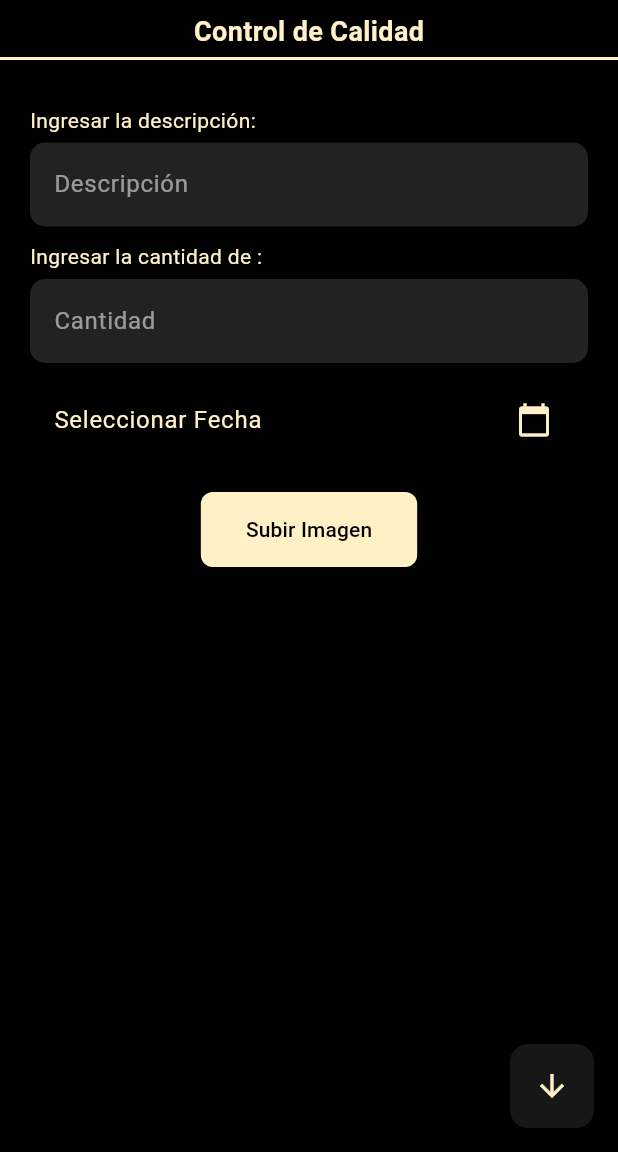
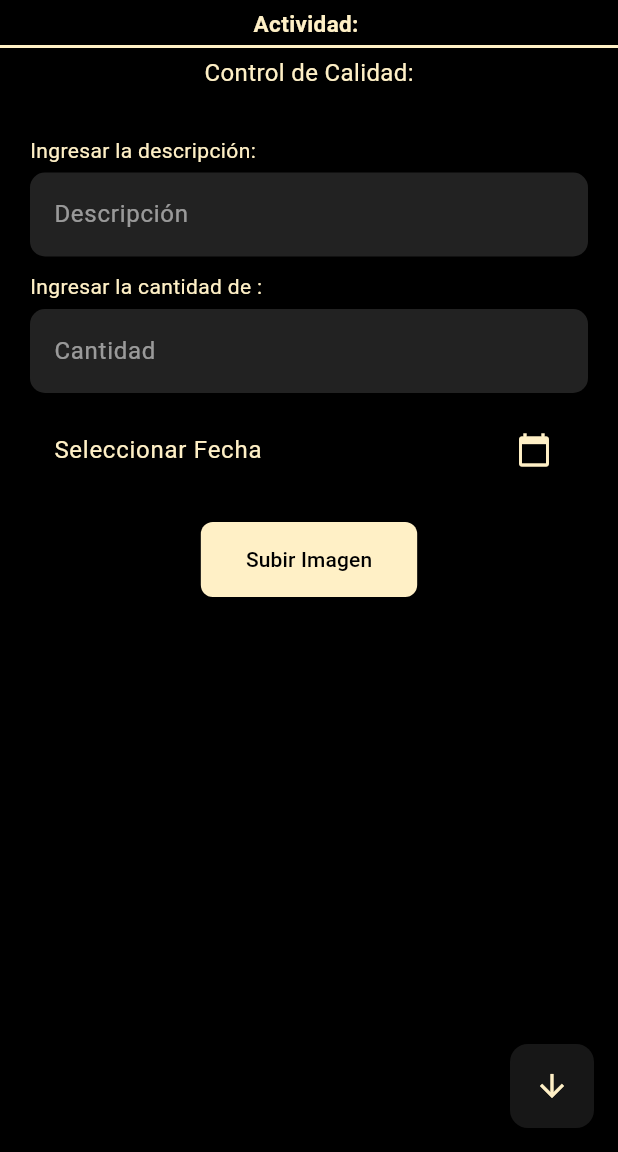
Before and after one commit to KevinMatta/app_sigesproc, a Flutter app: the ControlCalidadScreen screen opened directly with empty values, on a phone screen of 412 x 824 dp, the part 84-1236 px from its top. Run offline on Flutter 3.47's test engine with Material 3 defaults, Android fonts, the phone set to English and light mode, and no system bars; drawn by our look-alikes of flutter_speed_dial; our stand-ins replace carousel_slider, file_picker, flutter_keyboard_visibility, flutter_map, flutter_spinkit, flutter_typeahead and 3 more; accounts and stored records are empty.

Commit message:
fix(titulos en pantallas):modulo proyecto

```diff
--- a/sigesproc_app/lib/screens/proyectos/controlcalidad.dart
+++ b/sigesproc_app/lib/screens/proyectos/controlcalidad.dart
@@ -14,9 +14,11 @@ import 'package:flutter_speed_dial/flutter_speed_dial.dart';
 class ControlCalidadScreen extends StatefulWidget {
   final int acetId;
   final String? unidadMedida;
+  final String? actividadNombre;
 
 
-  const ControlCalidadScreen({Key? key, required this.acetId, this.unidadMedida}) : super(key: key);
+
+  const ControlCalidadScreen({Key? key, required this.acetId, this.unidadMedida, this.actividadNombre}) : super(key: key);
 
   @override
   _ControlCalidadScreenState createState() => _ControlCalidadScreenState();
@@ -30,6 +32,7 @@ class _ControlCalidadScreenState extends State<ControlCalidadScreen> {
   bool showFechaError = false;
   int? idScope = 0;
   String? unidadNombre;
+  String? actividad;
 
 
   List<PlatformFile> _uploadedImages = []; // Lista para almacenar las imágenes subidas
@@ -51,6 +54,7 @@ class _ControlCalidadScreenState extends State<ControlCalidadScreen> {
     super.initState();
     // Asignar valor a unidadNombre en el initState
     unidadNombre = widget.unidadMedida ?? "";
+    actividad = widget.actividadNombre ?? "";
   }
 
   void _removeImage(int index) {
@@ -154,14 +158,14 @@ Widget build(BuildContext context) {
         ],
       ),
       bottom: PreferredSize(
-        preferredSize: Size.fromHeight(40.0),
+        preferredSize: Size.fromHeight(60.0),
         child: Column(
           children: [
             Text(
-              'Control de Calidad',
+              'Actividad: $actividad',
               style: TextStyle(
                 color: Color(0xFFFFF0C6),
-                fontSize: 18,
+                fontSize: 15,
                 fontWeight: FontWeight.bold,
               ),
             ),
@@ -169,7 +173,14 @@ Widget build(BuildContext context) {
             Container(
               height: 2.0,
               color: Color(0xFFFFF0C6),
-            ),
+            ),SizedBox(height: 5),
+              Text(
+                'Control de Calidad:',
+                style: TextStyle(
+                  color: Color(0xFFFFF0C6),
+                  fontSize: 16,
+                ),
+              ),
           ],
         ),
       ),
--- a/sigesproc_app/lib/screens/proyectos/proyecto.dart
+++ b/sigesproc_app/lib/screens/proyectos/proyecto.dart
@@ -480,7 +480,7 @@ void _showProjectDetails(ProyectoViewModel proyecto) {
 
 Widget _buildEtapasRow(EtapaPorProyectoViewModel etapa) {
   return InkWell(
-    onTap: () => _navigateToActividades(context, etapa.etprId),
+    onTap: () => _navigateToActividades(context, etapa.etprId, etapa.etapDescripcion),
     child: Container(
       margin: EdgeInsets.symmetric(vertical: 4.0),
       decoration: BoxDecoration(
@@ -520,13 +520,13 @@ Widget _buildEtapasRow(EtapaPorProyectoViewModel etapa) {
 }
 
 
-  void _navigateToActividades(BuildContext context, int etprId) async {
+  void _navigateToActividades(BuildContext context, int etprId, String? etprDescripcion) async {
     try {
       List<ActividadesPorEtapaViewModel> actividades = await ActividadesPorEtapaService.listarActividadPorEtapa(etprId);
       Navigator.push(
         context,
         MaterialPageRoute(
-          builder: (context) => Actividad(key: Key(etprId.toString()), actividades: actividades),
+          builder: (context) => Actividad(key: Key(etprId.toString()), actividades: actividades, etapaNombre: etprDescripcion),
         ),
       );
     } catch (error) {
```
Also changed, not shown: sigesproc_app/lib/screens/proyectos/actividad.dart (+19 -8 lines).
